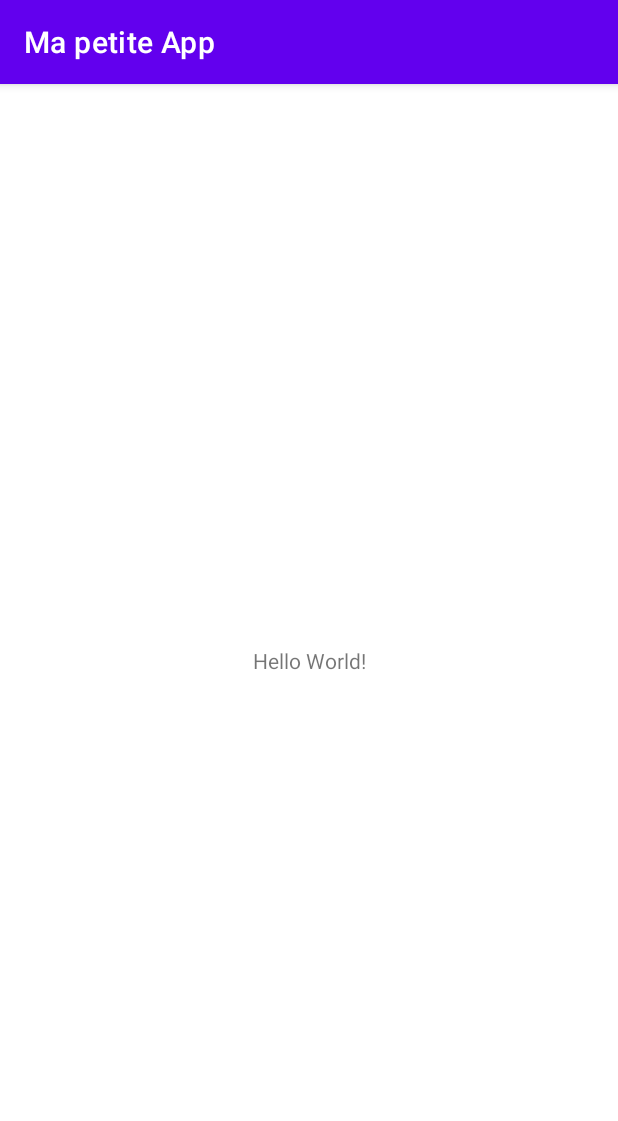
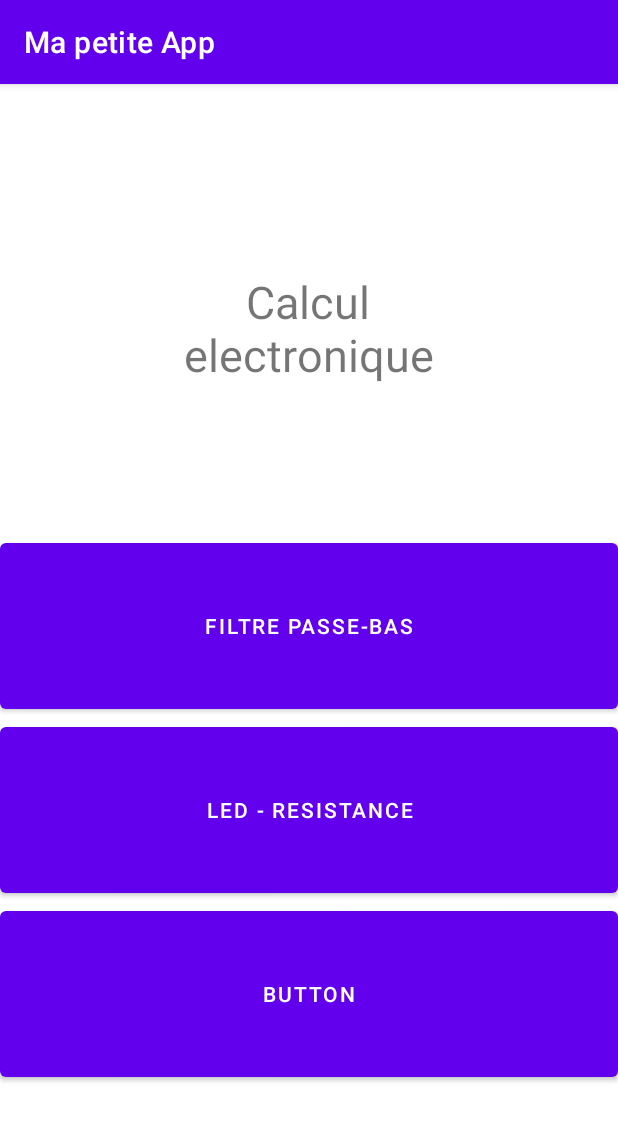
Before and after one commit to Theophile-Yvars/Mini-Projet, an Android app: the screen it shows after launch (MainActivity), on a phone screen of 412 x 824 dp. Shown: the top 1121 px of the screen. Run offline under Robolectric (Android 15) with nearby library versions, the phone set to English and light mode, and no system bars.

Commit message:
Page d'acceuil

```diff
--- a/app/src/main/res/layout/activity_main.xml
+++ b/app/src/main/res/layout/activity_main.xml
@@ -7,12 +7,52 @@
     tools:context=".MainActivity">
 
     <TextView
-        android:layout_width="wrap_content"
+        android:layout_width="201dp"
         android:layout_height="wrap_content"
-        android:text="Hello World!"
+        android:layout_marginTop="50dp"
+        android:gravity="center"
+        android:text="@string/titre"
+        android:textSize="30dp"
         app:layout_constraintBottom_toBottomOf="parent"
+        app:layout_constraintHorizontal_bias="0.498"
         app:layout_constraintLeft_toLeftOf="parent"
         app:layout_constraintRight_toRightOf="parent"
-        app:layout_constraintTop_toTopOf="parent" />
+        app:layout_constraintTop_toTopOf="parent"
+        app:layout_constraintVertical_bias="0.116" />
+
+    <LinearLayout
+        android:layout_width="match_parent"
+        android:layout_height="match_parent"
+        android:layout_marginTop="300dp"
+        android:layout_marginBottom="100dp"
+        android:orientation="vertical"
+        app:layout_constraintBottom_toBottomOf="parent"
+        app:layout_constraintEnd_toEndOf="parent"
+        app:layout_constraintHorizontal_bias="1.0"
+        app:layout_constraintStart_toStartOf="parent"
+        app:layout_constraintTop_toTopOf="parent"
+        app:layout_constraintVertical_bias="1.0">
+
+        <Button
+            android:id="@+id/button2"
+            android:layout_width="match_parent"
+            android:layout_height="wrap_content"
+            android:layout_weight="1"
+            android:text="@string/activite1" />
+
+        <Button
+            android:id="@+id/button"
+            android:layout_width="match_parent"
+            android:layout_height="wrap_content"
+            android:layout_weight="1"
+            android:text="@string/activite2" />
+
+        <Button
+            android:id="@+id/button3"
+            android:layout_width="match_parent"
+            android:layout_height="wrap_content"
+            android:layout_weight="1"
+            android:text="Button" />
+    </LinearLayout>
 
 </androidx.constraintlayout.widget.ConstraintLayout>
--- a/app/src/main/res/values/strings.xml
+++ b/app/src/main/res/values/strings.xml
@@ -1,3 +1,6 @@
 <resources>
     <string name="app_name">Ma petite App</string>
+    <string name="titre">Calcul electronique</string>
+    <string name="activite1">Filtre passe-bas</string>
+    <string name="activite2">Led - Resistance</string>
 </resources>
```
